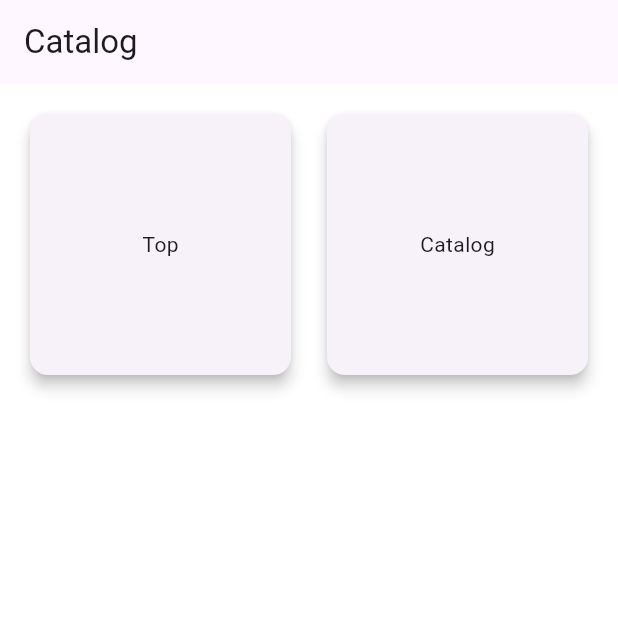
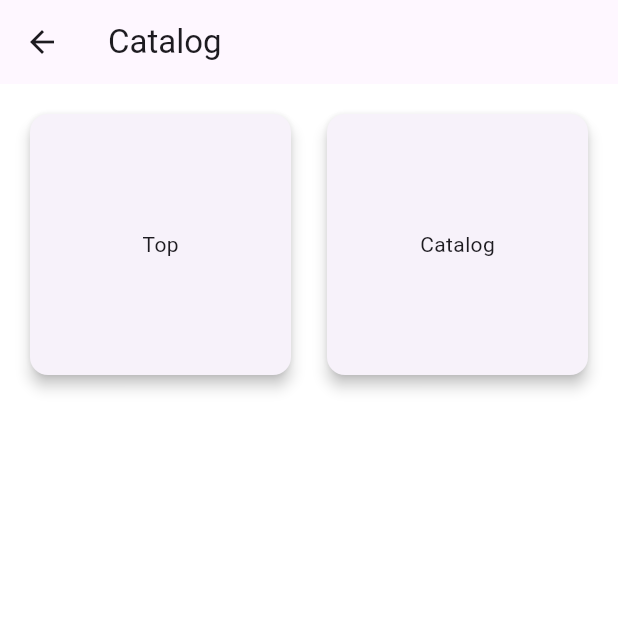
Before and after one commit to yamamomo2022/flutter_template, a Flutter app: the screen it shows after launch, after a tap on "Catalog", on a phone screen of 412 x 824 dp, the top half of it. Run offline on Flutter 3.47's test engine with Material 3 defaults, Android fonts, the phone set to English and light mode, and no system bars; our stand-ins replace flutter_riverpod, go_router, logger.

Commit message:
feat: add go_router

```diff
--- a/lib/app.dart
+++ b/lib/app.dart
@@ -4,7 +4,7 @@ import 'package:flutter_localizations/flutter_localizations.dart';
 
 import 'flavors.dart';
 import 'l10n/app_localizations.dart';
-import 'pages/catalog_page.dart';
+import 'router_config.dart';
 
 
 class App extends StatelessWidget {
@@ -12,7 +12,10 @@ class App extends StatelessWidget {
 
   @override
   Widget build(BuildContext context) {
-    return MaterialApp(
+    return MaterialApp.router(
+      routerConfig: router,
+      debugShowCheckedModeBanner: false,
+      title: 'Catalog',
       onGenerateTitle: (context) => AppLocalizations.of(context)!.title,
       localizationsDelegates: [
         AppLocalizations.delegate,
@@ -36,7 +39,7 @@ class App extends StatelessWidget {
         scaffoldBackgroundColor: Color(0xFF303030),
         textTheme: const TextTheme(bodyLarge: TextStyle(color: Colors.white)),
       ),
-      home: _flavorBanner(child: CatalogPage(), show: kDebugMode),
+      // home: _flavorBanner(child: CatalogPage(), show: kDebugMode), // router使用時は不要
     );
   }
 
--- a/lib/pages/catalog_page.dart
+++ b/lib/pages/catalog_page.dart
@@ -1,5 +1,6 @@
 import 'package:flutter/material.dart';
-import 'package:flutter_template/pages/my_home_page.dart';
+import 'package:go_router/go_router.dart';
+import 'package:flutter_template/router_config.dart';
 
 class CatalogPage extends StatelessWidget {
   const CatalogPage({super.key});
@@ -27,7 +28,7 @@ class _CatalogGrid extends StatelessWidget {
       mainAxisSpacing: 16,
       children: List.generate(catalogRoutes.length, (index) {
         return InkWell(
-          onTap: () {},
+          onTap: () => GoRouter.of(context).push('/${catalogRoutes[index].title.toLowerCase()}'),
           child: Card(
             elevation: 4,
             child: Center(
@@ -39,30 +40,3 @@ class _CatalogGrid extends StatelessWidget {
     );
   }
 }
-
-List<CatalogRoute> catalogRoutes =  <CatalogRoute>[
-  CatalogRoute(
-    title: 'Top',
-    page: const MyHomePage(),
-  ),
-  CatalogRoute(
-    title: 'Catalog',
-    page: const CatalogPage(),
-  ),
-];
-
-
-/// カタログページのルート情報を管理するクラス。
-/// go_routerのルート定義で利用することを想定。
-class CatalogRoute {
-  /// ルートのタイトル
-  final String title;
-  /// 表示するページウィジェット
-  final Widget page;
-
-  /// [title]はルートのタイトル、[page]は表示するウィジェット。
-  const CatalogRoute({
-    required this.title,
-    required this.page,
-  });
-}
--- /dev/null
+++ b/lib/router_config.dart
@@ -0,0 +1,48 @@
+import 'package:go_router/go_router.dart';
+import 'package:flutter_template/pages/catalog_page.dart';
+import 'package:flutter_template/pages/my_home_page.dart';
+import 'package:flutter/material.dart';
+
+/// カタログページのルート情報を管理するクラス。
+/// go_routerのルート定義で利用することを想定。
+class CatalogRoute {
+  /// ルートのタイトル
+  final String title;
+  /// 表示するページウィジェット
+  final Widget page;
+
+  /// [title]はルートのタイトル、[page]は表示するウィジェット。
+  const CatalogRoute({
+    required this.title,
+    required this.page,
+  });
+}
+
+// カタログ用のルートリスト
+final List<CatalogRoute> catalogRoutes = <CatalogRoute>[
+  CatalogRoute(
+    title: 'Top',
+    page: const MyHomePage(),
+  ),
+  CatalogRoute(
+    title: 'Catalog',
+    page: const CatalogPage(),
+  ),
+];
+
+// GoRouterのセットアップ
+final GoRouter router = GoRouter(
+  routes: [
+    GoRoute(
+      path: '/',
+      builder: (context, state) => const CatalogPage(),
+      routes: [
+        for (final route in catalogRoutes)
+          GoRoute(
+            path: route.title.toLowerCase(),
+            builder: (_, _) => route.page,
+          ),
+      ],
+    ),
+  ],
+);
--- a/pubspec.yaml
+++ b/pubspec.yaml
@@ -39,6 +39,7 @@ dependencies:
     sdk: flutter
   intl: any
   flutter_riverpod: ^2.6.1
+  go_router: ^17.0.1
 
 dev_dependencies:
   flutter_test:
```
Also changed, not shown: pubspec.lock.
